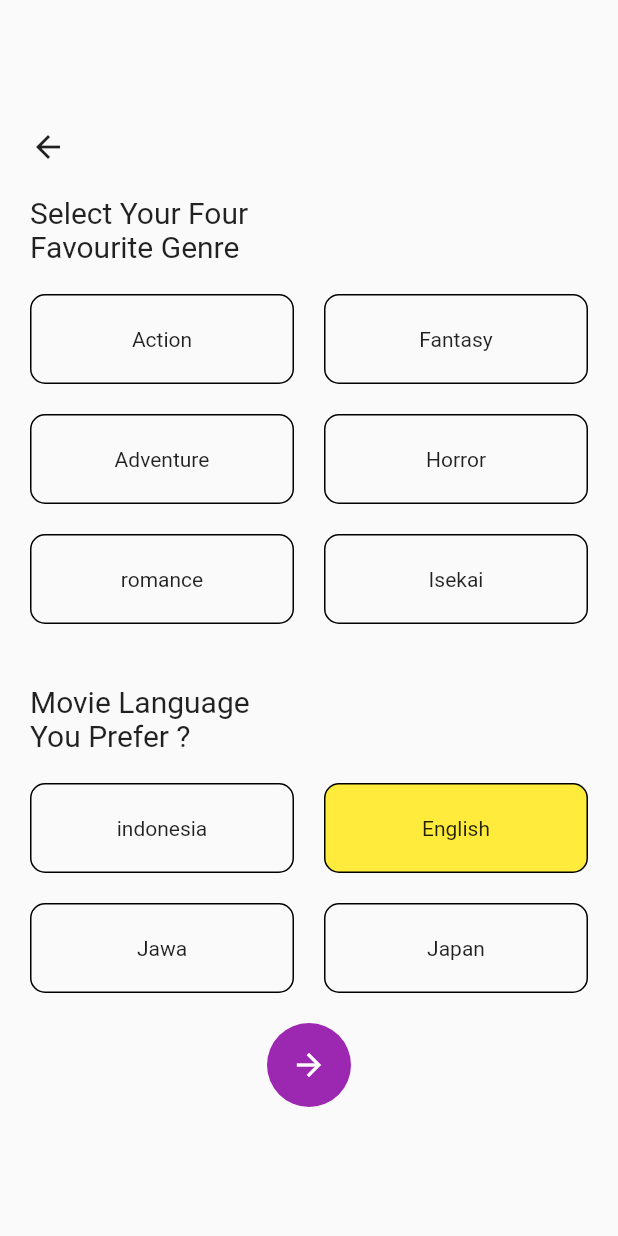
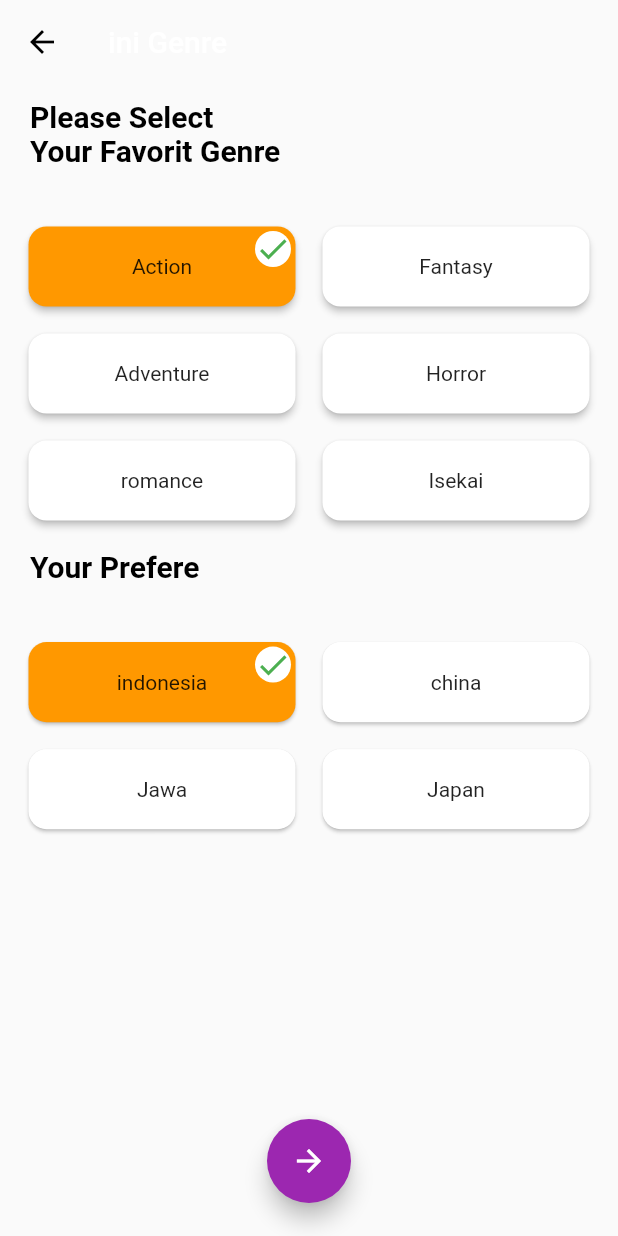
Before and after one commit to raihanabdul13/bioskop_app, a Flutter app: the PressLogin screen opened directly with empty values, after a tap on the "arrow forward" icon, on a phone screen of 412 x 824 dp. Run offline on Flutter 3.47's test engine with Material 2 defaults, Android fonts, the phone set to English and light mode, and no system bars; our stand-ins replace splashscreen.

Commit message:
Revert "add selectablebox"
This reverts commit 28c118d134562e77fcc3839cfb884a1ecefd8b1a.

```diff
--- a/lib/Model/Preferensi.dart
+++ /dev/null
@@ -1,6 +0,0 @@
-class Preferensi{
-  List<String> genre;
-  String language;
-
-  Preferensi({required this.genre, required this.language});
-}
--- a/lib/Widget/Selectablebox.dart
+++ /dev/null
@@ -1,45 +0,0 @@
-
-import 'package:flutter/cupertino.dart';
-import 'package:flutter/material.dart';
-
-class Selectablebox extends StatelessWidget{
-  final bool isSelected;
-  final double width;
-  final double height;
-  final String text;
-  final Function? onTap;
-
-  Selectablebox(this.text,
-      {
-        this.isSelected = false,
-        this.width=144,
-        this.height=60,
-        this.onTap
-      }
-      );
-
-  @override
-  Widget build(BuildContext context) {
-    return GestureDetector(
-      onTap: (){
-        if(onTap != null){
-          onTap!();
-        }
-      },
-      child: Container(
-        width: width,
-        height: height,
-        child: Center(
-          child: Text(text),
-        ),
-        decoration: BoxDecoration(
-          borderRadius: BorderRadius.circular(10),
-          border: Border.all(
-            color: Colors.black
-          ),
-          color: (!isSelected) ? Colors.transparent: Colors.yellow
-        ),
-      ),
-    );
-  }
-}
--- a/lib/pages/genre.dart
+++ b/lib/pages/genre.dart
@@ -1,17 +1,20 @@
-import 'dart:core';
-
-import 'package:bioskop_app/pages/Home.dart';
+import 'package:flutter/cupertino.dart';
 import 'package:flutter/material.dart';
-import '../Model/Preferensi.dart';
-import '../Model/User.dart';
-import '../Widget/Selectablebox.dart';
-
-import 'package:flutter/cupertino.dart';
 
 class genrePage extends StatefulWidget{
-  final User user;
-  genrePage({required this.user});
-  List<String> titleGenre = [
+genreState createState()=> genreState();
+}
+class genreState extends State<genrePage>{
+  int checkedIndex =0;
+  int checkedIndex2 =0;
+  List titleBahasa = [
+    "indonesia",
+    "china",
+    "Jawa",
+    "Japan",
+  ];
+
+  List titleGenre = [
     "Action",
     "Fantasy",
     "Adventure",
@@ -19,165 +22,213 @@ class genrePage extends StatefulWidget{
     "romance",
     "Isekai",
   ];
-  final List <String> titleBahasa = [
-    "indonesia",
-    "English",
-    "Jawa",
-    "Japan",
-  ];
-  _genreState createState()=> _genreState(UserLogin: user);
-}
-
-class _genreState extends State<genrePage>{
-  final User UserLogin;
-  _genreState({required this.UserLogin});
-  List<String> selectedGenre = [];
-  String selectedLanguage = 'English';
-
+  String genre='';
+  String bahasa ='';
   @override
   Widget build(BuildContext context) {
+    var size = MediaQuery.of(context).size;
+    final double itemHeight = 75;
+    final double itemWidth = size.width / 2;
     return Scaffold(
-      body: Center(
-        child: SingleChildScrollView(
-          child: Column(
-            mainAxisAlignment: MainAxisAlignment.center,
-            children: [
-              GestureDetector(
-                onTap: (){
-                  Navigator.pop(context);
-                },
-                child: Container(
-                  padding: EdgeInsets.only(left: 20),
-                  child: Align(
-                    alignment: Alignment.centerLeft,
-                    child: Icon(
-                        Icons.arrow_back
+      body: Stack(
+        children: <Widget>[
+          Scaffold(
+            appBar: AppBar(
+              title: Text('ini Genre'),
+              iconTheme: IconThemeData(
+                  color: Colors.black
+              ),
+              backgroundColor: Colors.transparent,
+              elevation: 0.0,
+            ),
+            body: ListView(
+              scrollDirection: Axis.vertical,
+              shrinkWrap: true,
+              children:<Widget>[
+                Container(
+                  margin:EdgeInsets.only(top: 10,left: 20),
+                  child: Text(
+                    'Please Select',
+                    style: TextStyle(
+                      fontSize: 20,
+                      fontWeight: FontWeight.bold,
+                      color: Colors.black,
                     ),
+                    textAlign: TextAlign.left,
                   ),
                 ),
-              ),
-              Container(
-                padding: EdgeInsets.only(left: 20, top: 20),
-                child: Align(
-                  alignment: Alignment.centerLeft,
-                  child: Container(
-                    width: 160,
-                    child: Text(
-                      'Select Your Four Favourite Genre',
-                      textAlign: TextAlign.left,
-                      style: TextStyle(
-                          fontSize: 20
-                      ),
+                Container(
+                  margin: EdgeInsets.only(left: 20,bottom: 20),
+                  child: Text(
+                    'Your Favorit Genre',
+                    style: TextStyle(
+                        fontSize: 20,
+                        fontWeight: FontWeight.bold,
+                        color: Colors.black
                     ),
+                    textAlign: TextAlign.left,
                   ),
                 ),
-              ),
-              Container(
-                padding: EdgeInsets.all(20),
-                child: Wrap(
-                  spacing: 20,
-                  runSpacing: 20,
-                  children: genereteBoxGenre(),
+                GridView.builder(
+                    shrinkWrap: true,
+                    padding: EdgeInsets.all(10),
+                    itemCount: titleGenre.length,
+                    gridDelegate: SliverGridDelegateWithFixedCrossAxisCount(
+                      crossAxisCount: 2,
+                      childAspectRatio: (itemWidth / itemHeight),
+                    ),
+                    itemBuilder: (BuildContext context, int index){
+
+                      return buildCard(index);
+                    }
                 ),
-              ),
-              Container(
-                padding: EdgeInsets.only(left: 20,top: 20),
-                child: Align(
-                  alignment: Alignment.centerLeft,
-                  child: Container(
-                    width: 160,
-                    child: Text(
-                      'Movie Language You Prefer ?',
-                      textAlign: TextAlign.left,
-                      style: TextStyle(
-                          fontSize: 20
-                      ),
+                Container(
+                  margin: EdgeInsets.only(left: 20,bottom: 20),
+                  child: Text(
+                    'Your Prefere',
+                    style: TextStyle(
+                        fontSize: 20,
+                        fontWeight: FontWeight.bold,
+                        color: Colors.black
                     ),
+                    textAlign: TextAlign.left,
                   ),
                 ),
-              ),
-              Container(
-                padding: EdgeInsets.all(20),
-                child: Wrap(
-                  spacing: 20,
-                  runSpacing: 20,
-                  children: GenereteBoxLanguage(),
+                GridView.builder(
+                    shrinkWrap: true,
+                    padding: EdgeInsets.all(10),
+                    itemCount: titleBahasa.length,
+                    gridDelegate: SliverGridDelegateWithFixedCrossAxisCount(
+                      crossAxisCount: 2,
+                      childAspectRatio: (itemWidth / itemHeight),
+                    ),
+                    itemBuilder: (BuildContext context, int index){
+                      bahasa = titleBahasa[index];
+                      return buildCard2(index);
+                    }
                 ),
-              ),
-              FloatingActionButton(
-                  child: Icon(
-                      Icons.arrow_forward_sharp
-                  ),
-                  backgroundColor: Colors.purple,
-                  elevation: 0,
-                  onPressed: () {
-                    if(selectedGenre.length < 4){
-                      ScaffoldMessenger.of(context).showSnackBar(
-                        const SnackBar(content: Text('Please Select 4 minimum Genre')),
-                      );
-                    }
-                    else {
-                      Preferensi pref = Preferensi(
-                          genre: selectedGenre,
-                          language: selectedLanguage
-                      );
-                      Navigator.push(
-                          context,
-                          MaterialPageRoute(
-                              builder: (context) => Home(preferensi: pref,user: UserLogin,)));
-                    }
-                  }
-              )
-            ],
-          ),
-        )
-
+              ],
+            ),
+            floatingActionButton: FloatingActionButton(
+              onPressed: () {
+                // Add your onPressed code here!
+                SnackBarDisplay(bahasa,genre);
+              },
+              child: const Icon(Icons.arrow_forward_sharp),
+              backgroundColor: Colors.purple,
+            ),
+            bottomNavigationBar: BottomAppBar(
+              color: Colors.transparent,
+              elevation: 0.0,
+              child: Container(height: 50,),
+            ),
+            floatingActionButtonLocation: FloatingActionButtonLocation.centerDocked,
+          )
+        ],
       ),
     );
   }
-  List<Widget> GenereteBoxLanguage(){
-    double mywidth = (MediaQuery.of(context).size.width - 60) / 2;
+  //Card2
+  Widget buildCard2(int index){
 
-    return widget.titleBahasa.map(
-        (lang) => Selectablebox(
-          lang, width: mywidth,
-          isSelected: selectedLanguage == lang,
-          onTap: (){
-            onSelectLanguage(lang);
-          },
-        )
-    ).toList();
+    bool checked = index == checkedIndex;
+    String name = titleBahasa[index];
+    return GestureDetector(
+      onTap: () {
+        setState(() {
+          checkedIndex = index;
+          bahasa = titleBahasa[index];
+        });
+      },
+      child: Stack(
+        children: <Widget>[
+          Padding(
+            padding: EdgeInsets.all(5),
+            child: Card(
+              color: checked ? Colors.orange : Colors.white,
+              shape: RoundedRectangleBorder(
+                borderRadius: BorderRadius.circular(12),
+              ),
+              child: Container(
+                child: Center(child: Text(name)),
+              ),
+            ),
+          ),
+          Positioned(
+            top: 12,
+            right: 12,
+            child: Offstage(
+              offstage: !checked,
+              child: Container(
+                decoration: BoxDecoration(
+                    color: Colors.white,
+                    shape: BoxShape.circle
+                ),
+                child: Icon(
+                  Icons.check,
+                  color: Colors.green,
+                ),
+              ),
+            ),
+          )
+        ],
+      ),
+    );
   }
-   void onSelectLanguage(String lang){
-    setState(() {
-      selectedLanguage = lang;
-    });
-   }
+  //card1
+  Widget buildCard(int index){
 
-   List<Widget> genereteBoxGenre(){
-     double mywidth = (MediaQuery.of(context).size.width - 60) / 2;
-     return widget.titleGenre.map(
-             (genre) => Selectablebox(
-               genre,
-               width: mywidth,
-               isSelected: selectedGenre.contains(genre),
-               onTap: (){
-                 onSelectGenre(genre);
-               },
-             )
-     ).toList();
-   }
-   void onSelectGenre(String genre){
-    if ( selectedGenre.contains(genre)){
-      setState(() {
-        selectedGenre.remove(genre);
-      });
-    } else {
-      if (selectedGenre.length < 4){
+    bool checked2 = index == checkedIndex2;
+    String name = titleGenre[index];
+    return GestureDetector(
+      onTap: () {
         setState(() {
-          selectedGenre.add(genre);
+          checkedIndex2 = index;
+          genre = titleGenre[index];
         });
-      }
-    }
-   }
+      },
+      child: Stack(
+        children: <Widget>[
+          Container(
+            height: 100,
+            padding: EdgeInsets.all(5),
+            child: Card(
+              elevation: 2,
+              color: checked2 ? Colors.orange : Colors.white,
+              shape: RoundedRectangleBorder(
+                borderRadius: BorderRadius.circular(12),
+              ),
+              child: Container(
+                child: Center(child: Text(name)),
+              ),
+            ),
+          ),
+          Positioned(
+            top: 12,
+            right: 12,
+            child: Offstage(
+              offstage: !checked2,
+              child: Container(
+                decoration: BoxDecoration(
+                    color: Colors.white,
+                    shape: BoxShape.circle
+                ),
+                child: Icon(
+                  Icons.check,
+                  color: Colors.green,
+                ),
+              ),
+            ),
+          )
+        ],
+      ),
+    );
+  }
+  void SnackBarDisplay(String bahasa, String genre){
+    ScaffoldMessenger.of(context).showSnackBar(
+      SnackBar(
+          content: Text('Genre : '+ genre +' dan bahasa : '+bahasa)
+      ),
+    );
+  }
 }
--- a/lib/pages/pressLogin.dart
+++ b/lib/pages/pressLogin.dart
@@ -32,7 +32,7 @@ class PressLogin extends StatelessWidget{
                 onPressed: (){
                   Navigator.push(
                       context,
-                      MaterialPageRoute(builder: (context)=>genrePage( user: user,))
+                      MaterialPageRoute(builder: (context)=>genrePage())
                   );
                 }
             )
```
Also changed, not shown: lib/pages/Home.dart (deleted, +0 -39 lines), lib/pages/genreOld.dart (deleted, +0 -234 lines).
